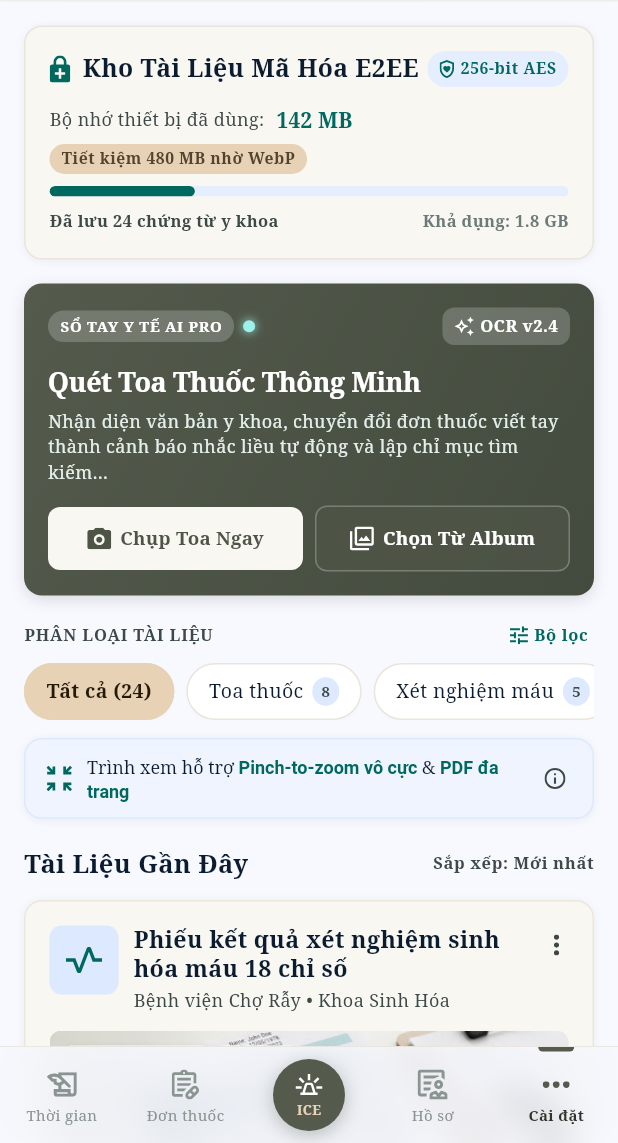
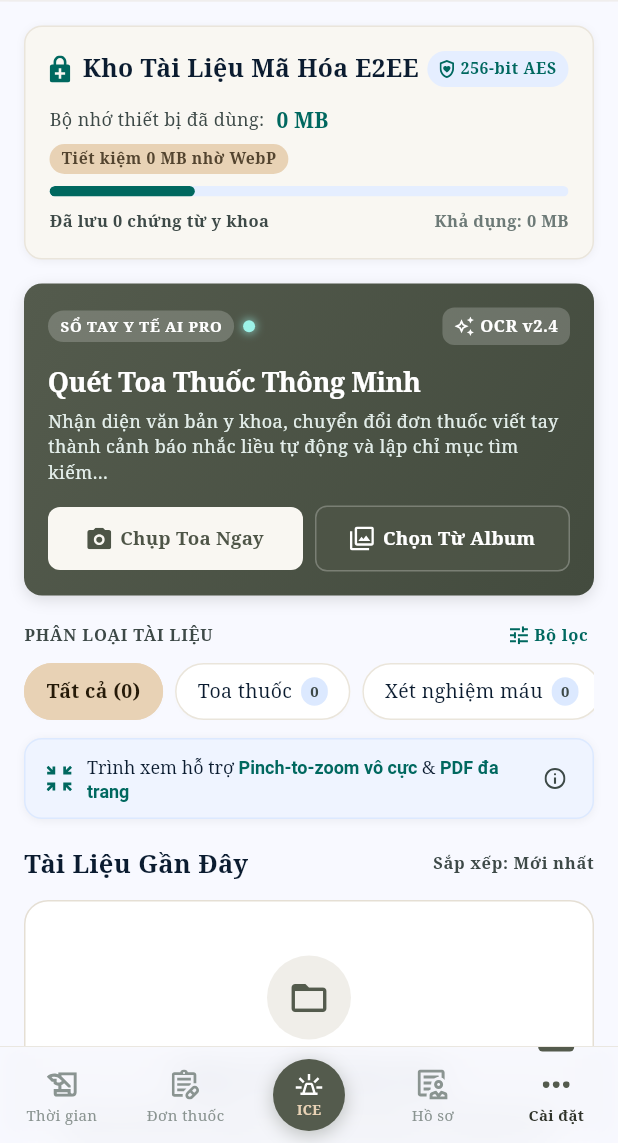
Before and after one commit to ThanhhDaoo/So_Tay_Y_Te, a Flutter app: the DocumentsScreen screen opened by its route, on a phone screen of 412 x 824 dp, the part 93-1236 px from its top. Run offline on Flutter 3.47's test engine with Material 3 defaults, Android fonts, the phone set to English and light mode, and no system bars; our stand-ins replace flutter_local_notifications, flutter_svg, get_it, image_picker, local_auth, pdf and 5 more; missing offline and left inert: google_mlkit_text_recognition; accounts and stored records are empty; project files that could hold a hidden picture were left out.

Commit message:
fix(clean-data): remove all remaining mock data across registration, profile, documents and records

```diff
--- a/lib/core/services/pdf_report_service.dart
+++ b/lib/core/services/pdf_report_service.dart
@@ -177,12 +177,12 @@ class PdfReportServiceImpl implements PdfReportService {
   }
 
   pw.Widget _buildPatientSection(UserProfile? profile, pw.Font fontBold) {
-    final name = profile?.fullName ?? 'Bệnh nhân Nguyễn Thu Trang';
-    final bloodType = profile?.bloodType ?? 'O+ (Rh Dương)';
-    final emergency = profile?.emergencyContact ?? '0988 123 456';
+    final name = profile?.fullName ?? 'Chưa cập nhật tên';
+    final bloodType = profile?.bloodType ?? 'Chưa xác định';
+    final emergency = profile?.emergencyContact ?? 'Chưa cập nhật';
     final allergies = (profile?.allergies != null && profile!.allergies.isNotEmpty)
         ? profile.allergies.join(', ')
-        : 'Penicillin, Aspirin';
+        : 'Không có ghi nhận';
 
     return pw.Container(
       padding: const pw.EdgeInsets.all(10),
--- a/lib/presentation/features/auth/viewmodel/register_state.dart
+++ b/lib/presentation/features/auth/viewmodel/register_state.dart
@@ -41,7 +41,7 @@ class RegisterState {
     this.acceptedTerms = false,
     this.passwordStrength = PasswordStrength.medium,
     this.gender = 'Nam',
-    this.bloodType = 'O+',
+    this.bloodType = 'Chưa rõ',
     this.dateOfBirth,
     this.createdAccount,
     this.errorMessage,
--- a/lib/presentation/features/documents/view/documents_screen.dart
+++ b/lib/presentation/features/documents/view/documents_screen.dart
@@ -97,7 +97,7 @@ class _DocumentsScreenState extends State<DocumentsScreen> {
             slivers: [
               SliverToBoxAdapter(
                 child: DocumentsHeader(
-                  onProfileTap: () => _showSnack('Kho tài liệu của Thu Trang'),
+                  onProfileTap: () => _showSnack('Kho tài liệu y tế cá nhân'),
                 ),
               ),
               SliverPadding(
@@ -163,6 +163,55 @@ class _DocumentsScreenState extends State<DocumentsScreen> {
                       ],
                     ),
                     const SizedBox(height: 12),
+                    if (state.totalDocCount == 0) ...[
+                      Container(
+                        padding: const EdgeInsets.symmetric(vertical: 36, horizontal: 24),
+                        decoration: BoxDecoration(
+                          color: Colors.white,
+                          borderRadius: BorderRadius.circular(16),
+                          border: Border.all(color: const Color(0xFFE5DFD4)),
+                        ),
+                        child: Column(
+                          children: [
+                            Container(
+                              width: 56,
+                              height: 56,
+                              decoration: const BoxDecoration(
+                                color: AppColors.surfaceWarm,
+                                shape: BoxShape.circle,
+                              ),
+                              child: const Center(
+                                child: Icon(
+                                  Icons.folder_open_outlined,
+                                  size: 28,
+                                  color: AppColors.iceOlive,
+                                ),
+                              ),
+                            ),
+                            const SizedBox(height: 14),
+                            const Text(
+                              'Chưa Có Tài Liệu Nào',
+                              style: TextStyle(
+                                fontSize: 16,
+                                fontWeight: FontWeight.w700,
+                                color: AppColors.iceTextNavy,
+                              ),
+                            ),
+                            const SizedBox(height: 6),
+                            const Text(
+                              'Hồ sơ của bạn chưa có tài liệu bệnh án, kết quả xét nghiệm hay toa thuốc nào. Hãy sử dụng chức năng chụp quét ở trên hoặc đính kèm ảnh khi thêm đợt khám mới.',
+                              textAlign: TextAlign.center,
+                              style: TextStyle(
+                                fontSize: 13,
+                                color: AppColors.iceTextSlate,
+                                height: 1.4,
+                              ),
+                            ),
+                          ],
+                        ),
+                      ),
+                      const SizedBox(height: 16),
+                    ] else ...[
                       if (showBlood) ...[
                         DocumentBloodTestCard(
                           onTapDetail: () => DocumentViewerModal.show(
@@ -255,6 +304,7 @@ class _DocumentsScreenState extends State<DocumentsScreen> {
                         ),
                         const SizedBox(height: 16),
                       ],
+                    ],
                     ShareDoctorQuickAction(
                       onCreateQr: () => ShareDoctorQrModal.show(context),
                     ),
--- a/lib/presentation/features/documents/viewmodel/documents_state.dart
+++ b/lib/presentation/features/documents/viewmodel/documents_state.dart
@@ -1,10 +1,10 @@
 enum DocumentCategory {
-  all('all', 'Tất cả', 24),
-  prescriptions('prescriptions', 'Toa thuốc', 8),
-  bloodTests('blood_tests', 'Xét nghiệm máu', 5),
-  endoscopy('endoscopy', 'Siêu âm / Nội soi', 6),
-  xray('xray', 'X-Quang / CT', 3),
-  discharge('discharge', 'Giấy ra viện', 2);
+  all('all', 'Tất cả', 0),
+  prescriptions('prescriptions', 'Toa thuốc', 0),
+  bloodTests('blood_tests', 'Xét nghiệm máu', 0),
+  endoscopy('endoscopy', 'Siêu âm / Nội soi', 0),
+  xray('xray', 'X-Quang / CT', 0),
+  discharge('discharge', 'Giấy ra viện', 0);
 
   const DocumentCategory(this.id, this.label, this.count);
 
@@ -27,10 +27,10 @@ class DocumentsState {
   const DocumentsState({
     required this.selectedCategory,
     this.showViewerTip = true,
-    this.usedStorageMb = 142,
-    this.savedStorageMb = 480,
-    this.totalStorageGb = '1.8 GB',
-    this.totalDocCount = 24,
+    this.usedStorageMb = 0,
+    this.savedStorageMb = 0,
+    this.totalStorageGb = '0 MB',
+    this.totalDocCount = 0,
   });
 
   final DocumentCategory selectedCategory;
--- a/lib/presentation/features/profile/viewmodel/profile_viewmodel.dart
+++ b/lib/presentation/features/profile/viewmodel/profile_viewmodel.dart
@@ -24,7 +24,7 @@ class ProfileViewModel extends ChangeNotifier {
             avatarAsset: session.avatarUrl ?? 'assets/images/img_profile_thu_trang.png',
           );
 
-          String dobFormatted = '14/06/1993';
+          String dobFormatted = 'Chưa cập nhật';
           if (session.dateOfBirth != null && session.dateOfBirth!.isNotEmpty) {
             final parts = session.dateOfBirth!.split('-');
             if (parts.length == 3) {
--- a/lib/presentation/features/record_detail/view/record_detail_screen.dart
+++ b/lib/presentation/features/record_detail/view/record_detail_screen.dart
@@ -36,8 +36,9 @@ class _RecordDetailScreenState extends State<RecordDetailScreen> {
   }
 
   MedicalEvent _createFallbackEvent() {
+    if (widget.recordId == 'REC-2024-0418' || widget.recordId == 'sample') {
       return MedicalEvent(
-      id: widget.recordId.isNotEmpty ? widget.recordId : 'REC-2024-0418',
+        id: 'REC-2024-0418',
         title: 'Viêm dạ dày & Trào ngược dạ dày thực quản (GERD Độ A)',
         description: 'Đau âm ỉ vùng thượng vị sau ăn, ợ chua nhiều về đêm. Xét nghiệm vi khuẩn HP dương tính.',
         date: DateTime(2024, 4, 18, 9, 30),
@@ -65,6 +66,22 @@ class _RecordDetailScreenState extends State<RecordDetailScreen> {
           'assets/images/img_doc_blood_test.png',
           'assets/images/img_doc_xray.png',
         ],
+      );
+    }
+    return MedicalEvent(
+      id: widget.recordId.isNotEmpty ? widget.recordId : 'REC-CHUA-CO',
+      title: 'Hồ sơ đợt khám',
+      description: 'Chưa có thông tin diễn tiến bệnh.',
+      date: DateTime.now(),
+      type: MedicalEventType.generalCheckup,
+      facilityName: 'Chưa cập nhật cơ sở khám',
+      doctorName: 'Chưa cập nhật bác sĩ',
+      department: 'Khám tổng quát',
+      diagnosis: 'Chưa cập nhật chẩn đoán',
+      bloodPressure: null,
+      heartRate: null,
+      prescription: null,
+      attachments: const [],
     );
   }
 
```
Also changed, not shown: 1 other file. Lines whose indentation alone changed are shown as unchanged.
